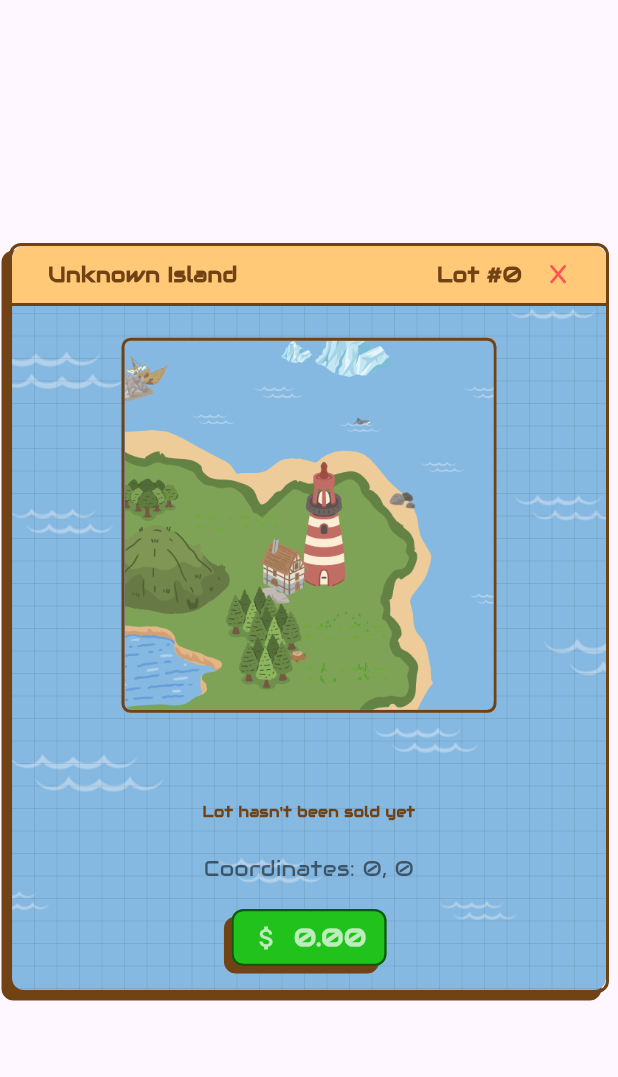
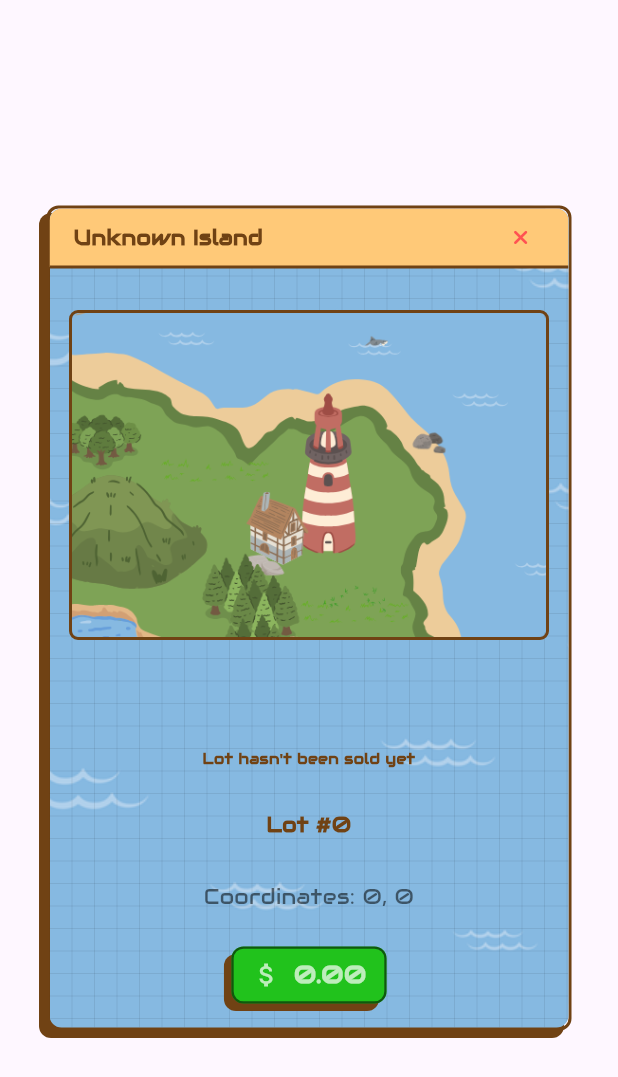
Before and after one commit to romaklym/isla_solara, a Flutter app: the SquareInfoDialog widget shown alone on an empty page, opened directly with empty values, on a phone screen of 412 x 824 dp. Shown: the top 1077 px of the screen. Run offline on Flutter 3.47's test engine with Material 3 defaults, Android fonts, the phone set to English and light mode, and no system bars; our stand-ins replace cloud_firestore, firebase_core, fl_chart, flutter_svg, font_awesome_flutter, go_router; missing offline and left inert: dart:html, dart:js; accounts and stored records are empty.

Commit message:
changed size off square info dialog

```diff
--- a/lib/dialogs/how_to_play_dialog.dart
+++ b/lib/dialogs/how_to_play_dialog.dart
@@ -92,7 +92,7 @@ class _HowToPlayState extends State<HowToPlay> {
                         const Spacer(),
                         IconButton(
                           icon: const FaIcon(
-                            FontAwesomeIcons.x,
+                            FontAwesomeIcons.xmark,
                             color: Colors.white70,
                           ),
                           onPressed: () => Navigator.of(context).pop(),
--- a/lib/widgets/square_info_dialog.dart
+++ b/lib/widgets/square_info_dialog.dart
@@ -230,8 +230,8 @@ class _SquareInfoDialogState extends State<SquareInfoDialog> {
     return Dialog(
       insetPadding: EdgeInsets.zero,
       child: Container(
-        width: 400,
-        height: 500,
+        width: 350,
+        height: 550,
         decoration: BoxDecoration(
           color: Colors.transparent,
           borderRadius: BorderRadius.circular(8),
@@ -285,7 +285,7 @@ class _SquareInfoDialogState extends State<SquareInfoDialog> {
                         mainAxisAlignment: MainAxisAlignment.spaceBetween,
                         children: [
                           Padding(
-                            padding: const EdgeInsets.only(left: 16.0),
+                            padding: const EdgeInsets.only(left: 8.0),
                             child: Text(
                               islandName ?? "Loading...",
                               textAlign: TextAlign.center,
@@ -298,27 +298,13 @@ class _SquareInfoDialogState extends State<SquareInfoDialog> {
                               overflow: TextOverflow.ellipsis,
                             ),
                           ),
-                          Row(
-                            children: [
-                              Text(
-                                "Lot #${widget.squareNumber}",
-                                textAlign: TextAlign.center,
-                                style: const TextStyle(
-                                  fontFamily: "Audiowide",
-                                  fontWeight: FontWeight.bold,
-                                  fontSize: 14.0,
-                                  color: Color(0xFF704214),
-                                ),
-                              ),
                           IconButton(
                             icon: const FaIcon(
-                                  FontAwesomeIcons.x,
+                              FontAwesomeIcons.xmark,
                               color: Colors.redAccent,
                             ),
                             onPressed: () => Navigator.of(context).pop(),
                             iconSize: 14.0,
-                              ),
-                            ],
                           ),
                         ],
                       ),
@@ -338,8 +324,8 @@ class _SquareInfoDialogState extends State<SquareInfoDialog> {
                                 // Show image based on the island type
                                 if (islandType != null)
                                   Container(
-                                    width: 250,
-                                    height: 250,
+                                    width: 320,
+                                    height: 220,
                                     decoration: BoxDecoration(
                                       border: Border.all(
                                         color: const Color(0xFF704214),
@@ -365,6 +351,16 @@ class _SquareInfoDialogState extends State<SquareInfoDialog> {
                                     fontFamily: "Audiowide",
                                     fontWeight: FontWeight.bold,
                                     fontSize: 10.0,
+                                    color: Color(0xFF704214),
+                                  ),
+                                ),
+                                Text(
+                                  "Lot #${widget.squareNumber}",
+                                  textAlign: TextAlign.center,
+                                  style: const TextStyle(
+                                    fontFamily: "Audiowide",
+                                    fontWeight: FontWeight.bold,
+                                    fontSize: 14.0,
                                     color: Color(0xFF704214),
                                   ),
                                 ),
```
Also changed, not shown: 1 other file. Lines whose indentation alone changed are shown as unchanged.
